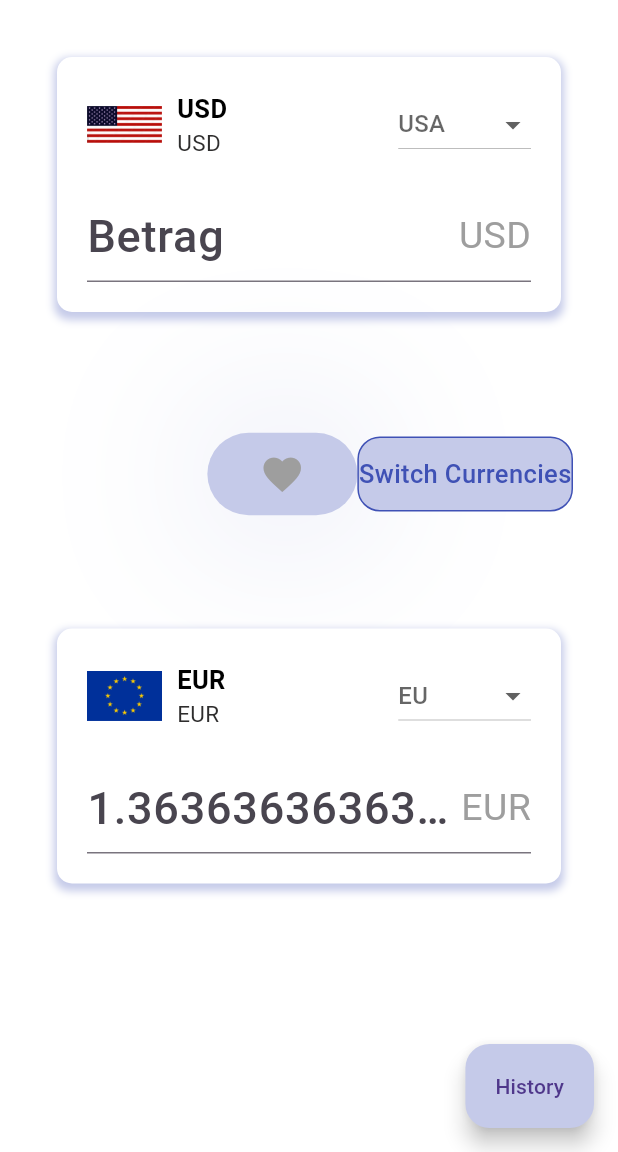
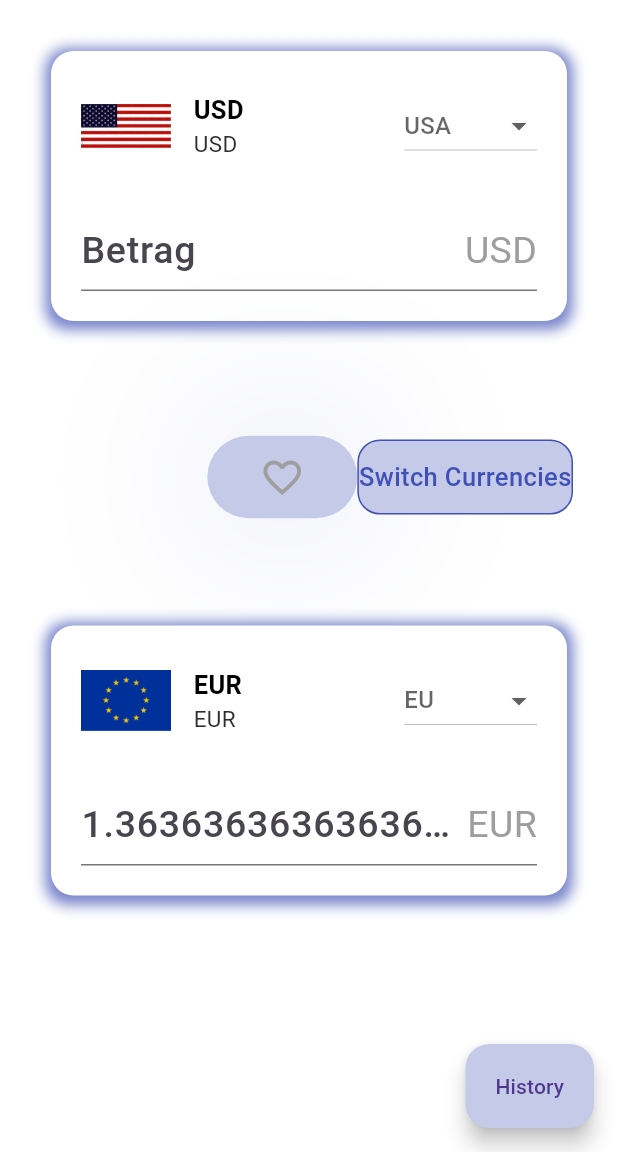
Before and after one commit to can3009/waehrungsrechner, a Flutter app: the screen it shows after launch, on a phone screen of 412 x 824 dp, the part 84-1236 px from its top. Run offline on Flutter 3.47's test engine with Material 3 defaults, Android fonts, the phone set to English and light mode, and no system bars; our stand-ins replace flutter_riverpod.

Commit message:
red button change

```diff
--- /dev/null
+++ b/lib/data/models/favorite.dart
@@ -0,0 +1,6 @@
+class Favorite {
+  String baseCurrency;
+  String targetCurrency;
+
+  Favorite({required this.baseCurrency, required this.targetCurrency});
+}
--- a/lib/gui/ansicht/home/home_button/like_button.dart
+++ b/lib/gui/ansicht/home/home_button/like_button.dart
@@ -2,11 +2,28 @@
 
 import 'package:flutter/material.dart';
 
-class LikeButton extends StatelessWidget {
+class LikeButton extends StatefulWidget {
   final bool isLiked;
   final Function() onTap;
 
   const LikeButton({required this.isLiked, required this.onTap});
+
+  @override
+  State<LikeButton> createState() => _LikeButtonState();
+}
+
+class _LikeButtonState extends State<LikeButton> {
+  bool _isLiked = false;
+
+  void _toggleLike() {
+    setState(() {
+      _isLiked = !_isLiked;
+    });
+
+    if (widget.onTap != null) {
+      widget.onTap();
+    }
+  }
 
   @override
   Widget build(BuildContext context) {
@@ -28,13 +45,13 @@ class LikeButton extends StatelessWidget {
         ),
         child: Center(
           child: Icon(
-            Icons.favorite,
+            _isLiked ? Icons.favorite : Icons.favorite_border,
             size: 30,
-            color: isLiked ? Colors.red : Colors.grey,
+            color: _isLiked ? Colors.red : Colors.grey,
           ),
         ),
       ),
-      onTap: onTap,
+      onTap: _toggleLike,
     );
   }
 }
--- a/lib/gui/widgets/country_card.dart
+++ b/lib/gui/widgets/country_card.dart
@@ -38,18 +38,18 @@ class CountryCard extends ConsumerWidget {
       return Text('diese Währung wurde nicht gefunden');
     }
     return Padding(
-      padding: const EdgeInsets.all(8.0),
+      padding: const EdgeInsets.all(4.0),
       child: Container(
-        height: 170,
+        height: 180,
         decoration: BoxDecoration(
             color: Colors.white,
-            borderRadius: BorderRadius.circular(10),
+            borderRadius: BorderRadius.circular(15),
             boxShadow: [
               BoxShadow(
-                  color: Colors.indigo.withOpacity(0.3),
-                  spreadRadius: 2,
-                  blurRadius: 4,
-                  offset: const Offset(0, 3))
+                  color: Colors.indigo.withOpacity(0.7),
+                  spreadRadius: 4,
+                  blurRadius: 7,
+                  offset: const Offset(0, 2))
             ]),
         child: Padding(
           padding: const EdgeInsets.all(20.0),
@@ -63,12 +63,12 @@ class CountryCard extends ConsumerWidget {
                     // child: Image.asset('gb-flag.png'),
                     child: Image.asset(
                       country.urlFlag,
-                      height: 50,
-                      width: 50,
+                      height: 60,
+                      width: 60,
                     ),
                   ),
                   const SizedBox(
-                    width: 10,
+                    width: 15,
                   ),
                   Expanded(
                     child: Column(
@@ -107,7 +107,7 @@ class CountryCard extends ConsumerWidget {
               ),
               TextField(
                 style:
-                    const TextStyle(fontSize: 30, fontWeight: FontWeight.w500),
+                    const TextStyle(fontSize: 25, fontWeight: FontWeight.w500),
                 keyboardType: TextInputType.number,
                 inputFormatters: <TextInputFormatter>[
                   FilteringTextInputFormatter.allow(
--- a/lib/logic/app_state_provider.dart
+++ b/lib/logic/app_state_provider.dart
@@ -122,6 +122,8 @@ class AppStateProvider extends Notifier<AppState> {
 
           // Accessing conversion rates for each currency
 
+          //Erstelle eine Liste der API-Währungen
+
           double usdToAED =
               conversionRates['AED']; // Example: USD to AED conversion rate
 
```
